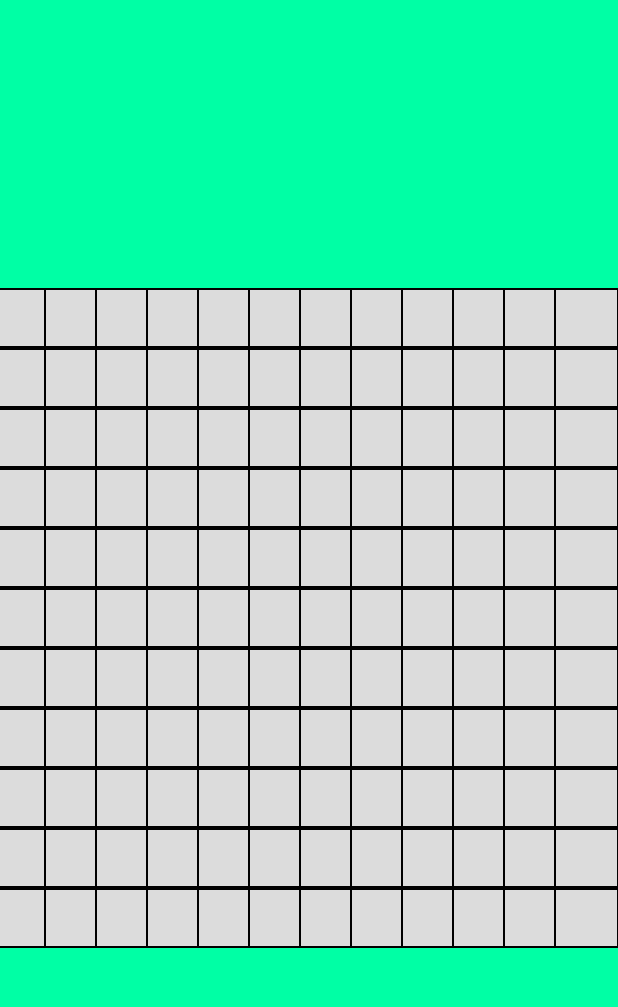
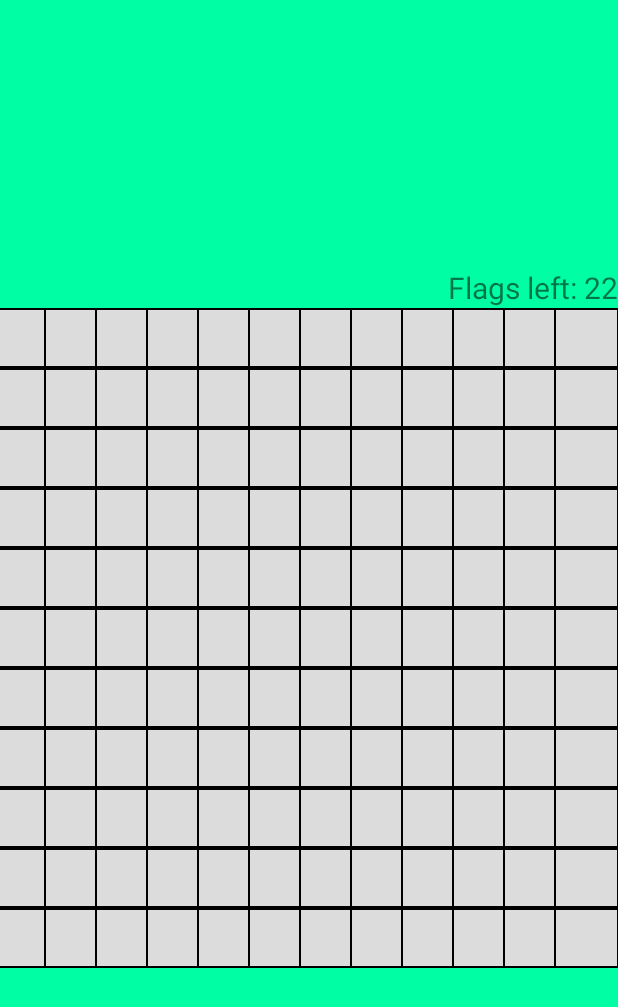
Before and after one commit to ChippZanuff/Saper, an Android app: the GameActivity screen opened directly, with no data from a screen before it, on a phone screen of 412 x 824 dp. Shown: the top 1007 px of the screen. Run offline under Robolectric (Android 15) with nearby library versions, the phone set to English and light mode, and no system bars.

Commit message:
Added text view with amount of flags/mines left to top-right corner and at this circumstances a little changed code within CellParam

```diff
--- a/app/src/main/java/com/example/tes/sapper/Board.java
+++ b/app/src/main/java/com/example/tes/sapper/Board.java
@@ -4,7 +4,7 @@ import java.util.ArrayList;
 
 public class Board
 {
-    private int amountOfCells, numColumns, amountOfMines, rows;
+    private int amountOfCells, numColumns, amountOfMines, rows, flagsLeft, flagsLeftNaturalSize;
 
     private ArrayList<ArrayList<CellParam>> cells;
 
@@ -22,6 +22,8 @@ public class Board
     {
         int minesAmount = this.amountOfCells / this.amountOfMines;
         int availableRow = this.amountOfCells / this.numColumns;
+        this.flagsLeft = minesAmount;
+        this.flagsLeftNaturalSize = flagsLeft;
 
         for (int i = 0; i < minesAmount; i++)
         {
@@ -101,7 +103,16 @@ public class Board
 
     public void raiseOrPutDownFlagById(int row, int col)
     {
-        this.getCellById(row, col).raiseOrPutDownFlag();
+        if(this.flagsLeft < this.flagsLeftNaturalSize && this.getCellById(row, col).isHaveFlag())
+        {
+            this.getCellById(row, col).putDownFlag();
+            this.flagsLeft++;
+        }
+        else if(this.flagsLeft > 0  && !this.getCellById(row, col).isHaveFlag())
+        {
+            this.getCellById(row, col).raiseFlag();
+            this.flagsLeft--;
+        }
     }
 
     public CellParam getCellById(int row ,int col)
@@ -128,4 +139,9 @@ public class Board
     {
         return this.numColumns;
     }
+
+    public int getFlagsLeft()
+    {
+        return flagsLeft;
+    }
 }
--- a/app/src/main/java/com/example/tes/sapper/GameActivity.java
+++ b/app/src/main/java/com/example/tes/sapper/GameActivity.java
@@ -10,6 +10,7 @@ import android.view.animation.AnimationUtils;
 import android.widget.AdapterView;
 import android.widget.GridView;
 import android.widget.LinearLayout;
+import android.widget.TextView;
 
 import java.util.ArrayList;
 
@@ -20,6 +21,7 @@ public class GameActivity extends Activity implements AdapterView.OnItemClickLis
     private Board board;
     private ImageAdapter adapter;
     private GameMechanics mechanics;
+    private TextView flagsCounter;
     private final int CELLS_AMOUNT = 132, AMOUNT_OF_MINES = 6, NUM_COLUMNS = 12, ROWS = 11;
     private boolean gameOver;
     private enum minesAmount
@@ -44,6 +46,9 @@ public class GameActivity extends Activity implements AdapterView.OnItemClickLis
         this.openCell = AnimationUtils.loadAnimation(getApplicationContext(), R.anim.opencell);
         this.board = new Board(this.CELLS_AMOUNT, this.AMOUNT_OF_MINES, this.ROWS, this.NUM_COLUMNS);
 
+        this.flagsCounter = (TextView) findViewById(R.id.flagCounter);
+        this.setFlagsAmount();
+
         this.mechanics = new GameMechanics(this.board);
     }
 
@@ -67,7 +72,7 @@ public class GameActivity extends Activity implements AdapterView.OnItemClickLis
 
         if(!this.board.isCellOpened(xCoord, yCoord));
         {
-            if(!this.board.haveCellFlagById(xCoord, yCoord))
+            if(!this.board.haveCellFlagById(xCoord, yCoord) && this.board.getFlagsLeft() > 0)
             {
                 view.setBackgroundResource(R.drawable.flag);
             }
@@ -77,6 +82,7 @@ public class GameActivity extends Activity implements AdapterView.OnItemClickLis
             }
 
             this.board.raiseOrPutDownFlagById(xCoord, yCoord);
+            this.setFlagsAmount();
         }
         return true;
     }
@@ -120,6 +126,12 @@ public class GameActivity extends Activity implements AdapterView.OnItemClickLis
         minesAroundAmount.clear();
         minesAroundView.clear();
 
+    }
+
+    private void setFlagsAmount()
+    {
+        String flagsLeft = "Flags left: " + String.valueOf(this.board.getFlagsLeft());
+        this.flagsCounter.setText(flagsLeft);
     }
 
     private void setNumAdjacentMines(View iteratedView, int adjacentMinesCounter)
--- a/app/src/main/res/layout/gamefield.xml
+++ b/app/src/main/res/layout/gamefield.xml
@@ -6,6 +6,14 @@
               android:gravity="center"
               android:background="@color/gameFieldBackground"
               android:id="@+id/gameActivityLinearLayout">
+
+    <TextView
+        android:layout_width="wrap_content"
+        android:layout_height="wrap_content"
+        android:layout_gravity="right"
+        android:id="@+id/flagCounter"
+        android:textSize="20sp"/>
+
     <GridView
         android:layout_width="match_parent"
         android:layout_height="wrap_content"
```
Also changed, not shown: app/src/main/java/com/example/tes/sapper/CellParam.java (+7 -2 lines).
